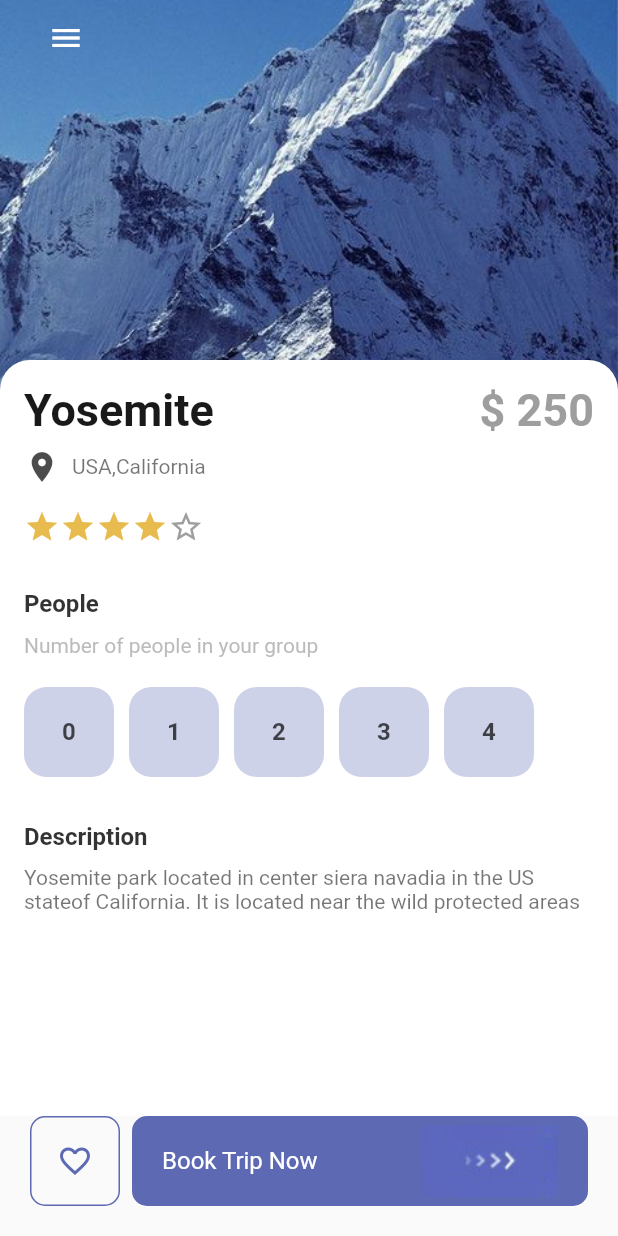
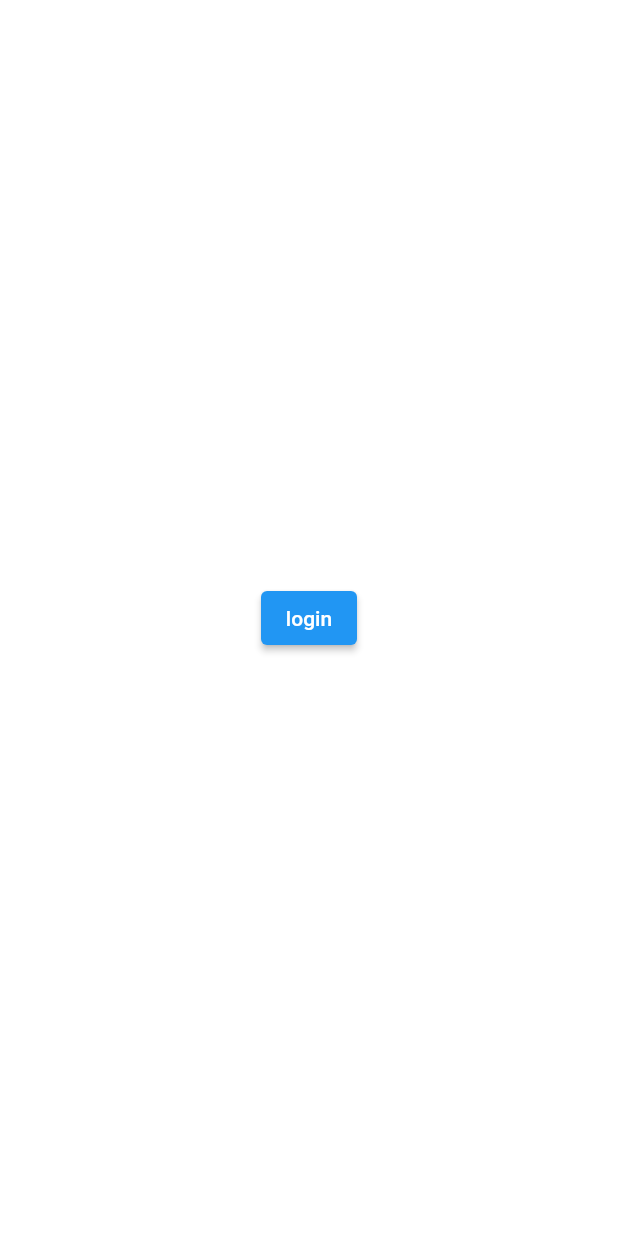
Before and after one commit to ahmedElsarag/travel, a Flutter app: the screen it shows after launch, on a phone screen of 412 x 824 dp. Run offline on Flutter 3.47's test engine with Material 2 defaults, Android fonts, the phone set to English and light mode, and no system bars; missing offline and left inert: flutter_facebook_auth.

Commit message:
login with facebook

```diff
--- a/lib/main.dart
+++ b/lib/main.dart
@@ -1,5 +1,6 @@
 import 'package:flutter/material.dart';
 import 'package:travel/pages/details_page.dart';
+import 'package:travel/pages/login.dart';
 import 'package:travel/pages/standard_page.dart';
 import 'package:travel/pages/welcom_page.dart';
 
@@ -20,7 +21,7 @@ class MyApp extends StatelessWidget {
 
           primarySwatch: Colors.blue,
         ),
-        home: DetailsPage()
+        home: Login()
     );
   }
 }
--- a/lib/pages/details_page.dart
+++ b/lib/pages/details_page.dart
@@ -1,4 +1,4 @@
-import 'dart:html';
+
 
 import 'package:flutter/material.dart';
 import 'package:travel/misc/colors.dart';
--- /dev/null
+++ b/lib/pages/login.dart
@@ -0,0 +1,34 @@
+import 'package:flutter/cupertino.dart';
+import 'package:flutter/material.dart';
+import 'package:flutter_facebook_auth/flutter_facebook_auth.dart';
+
+class Login extends StatefulWidget {
+  const Login({Key? key}) : super(key: key);
+
+  @override
+  State<Login> createState() => _LoginState();
+}
+
+class _LoginState extends State<Login> {
+  var eamil = "login";
+  @override
+  Widget build(BuildContext context) {
+    return Container(
+      child: Center(
+        child: ElevatedButton(
+          onPressed: () async{
+            FacebookAuth.instance.login(
+              permissions: ["public_profile", "email"]
+            ).then((value){
+              FacebookAuth.instance.getUserData().then((userData){
+                setState(() {
+                  eamil = userData["email"];
+                });
+              });
+            });
+          },
+          child: Text(eamil),),
+      ),
+    );
+  }
+}
--- a/pubspec.yaml
+++ b/pubspec.yaml
@@ -34,6 +34,7 @@ dependencies:
   # The following adds the Cupertino Icons font to your application.
   # Use with the CupertinoIcons class for iOS style icons.
   cupertino_icons: ^1.0.2
+  flutter_facebook_auth: ^4.1.2
 
 dev_dependencies:
   flutter_test:
```
Also changed, not shown: pubspec.lock, 2 other files.
